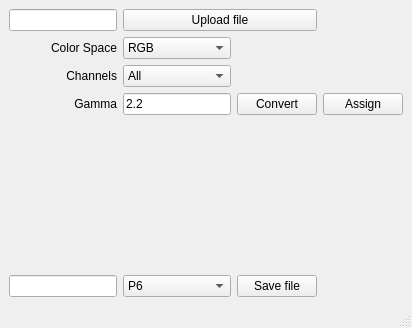
Before: the Qt Designer form src/presentation/imageeditor.ui in Viktor6374/cg23-19-2, drawn with Qt 5.
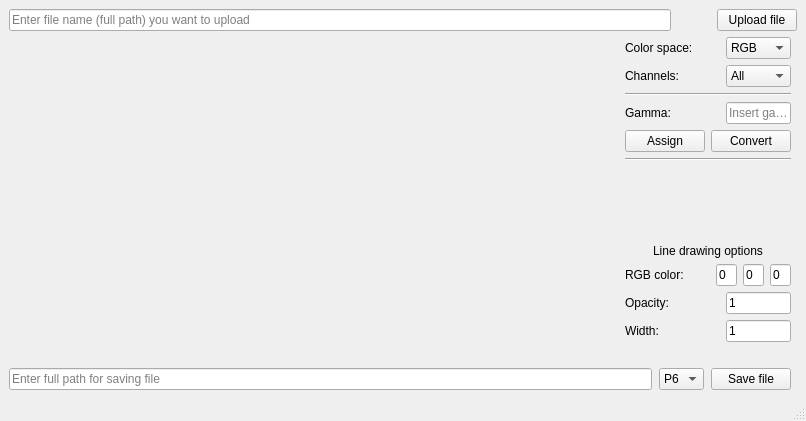
After: the same form once the commit is applied.

Diff of the .ui file:
```diff
--- a/src/presentation/imageeditor.ui
+++ b/src/presentation/imageeditor.ui
@@ -6,8 +6,8 @@
    <rect>
     <x>0</x>
     <y>0</y>
-    <width>412</width>
-    <height>328</height>
+    <width>806</width>
+    <height>421</height>
    </rect>
   </property>
   <property name="minimumSize">
@@ -21,163 +21,504 @@
   </property>
   <widget class="QWidget" name="centralwidget">
    <layout class="QGridLayout" name="gridLayout">
-    <item row="7" column="0">
-     <widget class="QLabel" name="label_pic">
-      <property name="text">
-       <string/>
-      </property>
-      <property name="alignment">
-       <set>Qt::AlignLeading|Qt::AlignLeft|Qt::AlignTop</set>
-      </property>
-     </widget>
-    </item>
-    <item row="5" column="1">
-     <widget class="QComboBox" name="comboBox_3">
-      <item>
-       <property name="text">
-        <string>All</string>
-       </property>
-      </item>
-      <item>
-       <property name="text">
-        <string>First</string>
-       </property>
-      </item>
-      <item>
-       <property name="text">
-        <string>Second</string>
-       </property>
-      </item>
-      <item>
-       <property name="text">
-        <string>Third</string>
-       </property>
-      </item>
-     </widget>
-    </item>
-    <item row="3" column="0">
-     <widget class="QLineEdit" name="lineEdit"/>
-    </item>
-    <item row="11" column="0">
-     <widget class="QLineEdit" name="lineEdit_2"/>
-    </item>
-    <item row="3" column="1" colspan="2">
-     <widget class="QPushButton" name="pushButton">
-      <property name="text">
-       <string>Upload file</string>
-      </property>
-     </widget>
-    </item>
-    <item row="6" column="1">
-     <widget class="QLineEdit" name="lineEdit_gamma">
-      <property name="text">
-       <string>2.2</string>
-      </property>
-     </widget>
-    </item>
-    <item row="6" column="2">
-     <widget class="QPushButton" name="pushButton_convert_gamma">
-      <property name="text">
-       <string>Convert</string>
-      </property>
-     </widget>
-    </item>
-    <item row="11" column="1">
-     <widget class="QComboBox" name="comboBox">
-      <item>
-       <property name="text">
-        <string>P6</string>
-       </property>
-      </item>
-      <item>
-       <property name="text">
-        <string>P5</string>
-       </property>
-      </item>
-     </widget>
-    </item>
-    <item row="4" column="1">
-     <widget class="QComboBox" name="comboBox_2">
-      <item>
-       <property name="text">
-        <string>RGB</string>
-       </property>
-      </item>
-      <item>
-       <property name="text">
-        <string>HSL</string>
-       </property>
-      </item>
-      <item>
-       <property name="text">
-        <string>HSV</string>
-       </property>
-      </item>
-      <item>
-       <property name="text">
-        <string>YCbCr.601</string>
-       </property>
-      </item>
-      <item>
-       <property name="text">
-        <string>YCbCr.709</string>
-       </property>
-      </item>
-      <item>
-       <property name="text">
-        <string>YCoCg</string>
-       </property>
-      </item>
-      <item>
-       <property name="text">
-        <string>CMY</string>
-       </property>
-      </item>
-     </widget>
-    </item>
     <item row="4" column="0">
-     <widget class="QLabel" name="label">
-      <property name="text">
-       <string>Color Space</string>
-      </property>
-      <property name="alignment">
-       <set>Qt::AlignRight|Qt::AlignTrailing|Qt::AlignVCenter</set>
-      </property>
-     </widget>
+     <layout class="QHBoxLayout" name="horizontalLayout_7">
+      <item>
+       <widget class="QLabel" name="label_pic">
+        <property name="sizePolicy">
+         <sizepolicy hsizetype="Expanding" vsizetype="Expanding">
+          <horstretch>0</horstretch>
+          <verstretch>0</verstretch>
+         </sizepolicy>
+        </property>
+        <property name="text">
+         <string/>
+        </property>
+        <property name="alignment">
+         <set>Qt::AlignLeading|Qt::AlignLeft|Qt::AlignTop</set>
+        </property>
+       </widget>
+      </item>
+      <item>
+       <layout class="QVBoxLayout" name="verticalLayout">
+        <property name="sizeConstraint">
+         <enum>QLayout::SetMinimumSize</enum>
+        </property>
+        <property name="bottomMargin">
+         <number>20</number>
+        </property>
+        <item>
+         <layout class="QHBoxLayout" name="horizontalLayout">
+          <property name="sizeConstraint">
+           <enum>QLayout::SetMinimumSize</enum>
+          </property>
+          <item>
+           <widget class="QLabel" name="label">
+            <property name="sizePolicy">
+             <sizepolicy hsizetype="Minimum" vsizetype="Fixed">
+              <horstretch>0</horstretch>
+              <verstretch>0</verstretch>
+             </sizepolicy>
+            </property>
+            <property name="text">
+             <string>Color space:</string>
+            </property>
+            <property name="alignment">
+             <set>Qt::AlignLeading|Qt::AlignLeft|Qt::AlignVCenter</set>
+            </property>
+           </widget>
+          </item>
+          <item>
+           <widget class="QComboBox" name="comboBox_2">
+            <property name="sizePolicy">
+             <sizepolicy hsizetype="Fixed" vsizetype="Fixed">
+              <horstretch>0</horstretch>
+              <verstretch>0</verstretch>
+             </sizepolicy>
+            </property>
+            <property name="maximumSize">
+             <size>
+              <width>65</width>
+              <height>16777215</height>
+             </size>
+            </property>
+            <item>
+             <property name="text">
+              <string>RGB</string>
+             </property>
+            </item>
+            <item>
+             <property name="text">
+              <string>HSL</string>
+             </property>
+            </item>
+            <item>
+             <property name="text">
+              <string>HSV</string>
+             </property>
+            </item>
+            <item>
+             <property name="text">
+              <string>YCbCr.601</string>
+             </property>
+            </item>
+            <item>
+             <property name="text">
+              <string>YCbCr.709</string>
+             </property>
+            </item>
+            <item>
+             <property name="text">
+              <string>YCoCg</string>
+             </property>
+            </item>
+            <item>
+             <property name="text">
+              <string>CMY</string>
+             </property>
+            </item>
+           </widget>
+          </item>
+         </layout>
+        </item>
+        <item>
+         <layout class="QHBoxLayout" name="horizontalLayout_2">
+          <property name="sizeConstraint">
+           <enum>QLayout::SetMinimumSize</enum>
+          </property>
+          <item>
+           <widget class="QLabel" name="label_2">
+            <property name="sizePolicy">
+             <sizepolicy hsizetype="Preferred" vsizetype="Fixed">
+              <horstretch>0</horstretch>
+              <verstretch>0</verstretch>
+             </sizepolicy>
+            </property>
+            <property name="text">
+             <string>Channels:</string>
+            </property>
+            <property name="alignment">
+             <set>Qt::AlignLeading|Qt::AlignLeft|Qt::AlignVCenter</set>
+            </property>
+           </widget>
+          </item>
+          <item>
+           <widget class="QComboBox" name="comboBox_3">
+            <property name="sizePolicy">
+             <sizepolicy hsizetype="Fixed" vsizetype="Fixed">
+              <horstretch>0</horstretch>
+              <verstretch>0</verstretch>
+             </sizepolicy>
+            </property>
+            <property name="maximumSize">
+             <size>
+              <width>65</width>
+              <height>16777215</height>
+             </size>
+            </property>
+            <item>
+             <property name="text">
+              <string>All</string>
+             </property>
+            </item>
+            <item>
+             <property name="text">
+              <string>First</string>
+             </property>
+            </item>
+            <item>
+             <property name="text">
+              <string>Second</string>
+             </property>
+            </item>
+            <item>
+             <property name="text">
+              <string>Third</string>
+             </property>
+            </item>
+           </widget>
+          </item>
+         </layout>
+        </item>
+        <item>
+         <layout class="QVBoxLayout" name="verticalLayout_2">
+          <property name="sizeConstraint">
+           <enum>QLayout::SetMinimumSize</enum>
+          </property>
+          <property name="bottomMargin">
+           <number>0</number>
+          </property>
+          <item>
+           <widget class="Line" name="line_2">
+            <property name="orientation">
+             <enum>Qt::Horizontal</enum>
+            </property>
+           </widget>
+          </item>
+          <item>
+           <layout class="QHBoxLayout" name="horizontalLayout_4">
+            <property name="sizeConstraint">
+             <enum>QLayout::SetMinimumSize</enum>
+            </property>
+            <item>
+             <widget class="QLabel" name="label_3">
+              <property name="sizePolicy">
+               <sizepolicy hsizetype="Preferred" vsizetype="Fixed">
+                <horstretch>0</horstretch>
+                <verstretch>0</verstretch>
+               </sizepolicy>
+              </property>
+              <property name="text">
+               <string>Gamma:</string>
+              </property>
+              <property name="alignment">
+               <set>Qt::AlignLeading|Qt::AlignLeft|Qt::AlignVCenter</set>
+              </property>
+             </widget>
+            </item>
+            <item>
+             <widget class="QLineEdit" name="lineEdit_gamma">
+              <property name="sizePolicy">
+               <sizepolicy hsizetype="Fixed" vsizetype="Fixed">
+                <horstretch>0</horstretch>
+                <verstretch>0</verstretch>
+               </sizepolicy>
+              </property>
+              <property name="maximumSize">
+               <size>
+                <width>65</width>
+                <height>16777215</height>
+               </size>
+              </property>
+              <property name="text">
+               <string/>
+              </property>
+              <property name="placeholderText">
+               <string>Insert gamma</string>
+              </property>
+             </widget>
+            </item>
+           </layout>
+          </item>
+          <item>
+           <layout class="QHBoxLayout" name="horizontalLayout_6">
+            <property name="sizeConstraint">
+             <enum>QLayout::SetMinimumSize</enum>
+            </property>
+            <item>
+             <widget class="QPushButton" name="pushButton_assign_gamma">
+              <property name="sizePolicy">
+               <sizepolicy hsizetype="Fixed" vsizetype="Fixed">
+                <horstretch>0</horstretch>
+                <verstretch>0</verstretch>
+               </sizepolicy>
+              </property>
+              <property name="text">
+               <string>Assign</string>
+              </property>
+             </widget>
+            </item>
+            <item>
+             <widget class="QPushButton" name="pushButton_convert_gamma">
+              <property name="sizePolicy">
+               <sizepolicy hsizetype="Fixed" vsizetype="Fixed">
+                <horstretch>0</horstretch>
+                <verstretch>0</verstretch>
+               </sizepolicy>
+              </property>
+              <property name="text">
+               <string>Convert</string>
+              </property>
+             </widget>
+            </item>
+           </layout>
+          </item>
+         </layout>
+        </item>
+        <item>
+         <widget class="Line" name="line">
+          <property name="orientation">
+           <enum>Qt::Horizontal</enum>
+          </property>
+         </widget>
+        </item>
+        <item>
+         <widget class="QLabel" name="label_7">
+          <property name="text">
+           <string>Line drawing options</string>
+          </property>
+          <property name="alignment">
+           <set>Qt::AlignBottom|Qt::AlignHCenter</set>
+          </property>
+         </widget>
+        </item>
+        <item>
+         <layout class="QHBoxLayout" name="horizontalLayout_9">
+          <property name="topMargin">
+           <number>0</number>
+          </property>
+          <item>
+           <widget class="QLabel" name="label_4">
+            <property name="text">
+             <string>RGB color:</string>
+            </property>
+           </widget>
+          </item>
+          <item>
+           <widget class="QLineEdit" name="lineEdit_7">
+            <property name="sizePolicy">
+             <sizepolicy hsizetype="Ignored" vsizetype="Fixed">
+              <horstretch>0</horstretch>
+              <verstretch>0</verstretch>
+             </sizepolicy>
+            </property>
+            <property name="maximumSize">
+             <size>
+              <width>21</width>
+              <height>16777215</height>
+             </size>
+            </property>
+            <property name="text">
+             <string>0</string>
+            </property>
+           </widget>
+          </item>
+          <item>
+           <widget class="QLineEdit" name="lineEdit_6">
+            <property name="sizePolicy">
+             <sizepolicy hsizetype="Fixed" vsizetype="Fixed">
+              <horstretch>0</horstretch>
+              <verstretch>0</verstretch>
+             </sizepolicy>
+            </property>
+            <property name="maximumSize">
+             <size>
+              <width>21</width>
+              <height>16777215</height>
+             </size>
+            </property>
+            <property name="text">
+             <string>0</string>
+            </property>
+           </widget>
+          </item>
+          <item>
+           <widget class="QLineEdit" name="lineEdit_3">
+            <property name="sizePolicy">
+             <sizepolicy hsizetype="Fixed" vsizetype="Fixed">
+              <horstretch>0</horstretch>
+              <verstretch>0</verstretch>
+             </sizepolicy>
+            </property>
+            <property name="maximumSize">
+             <size>
+              <width>21</width>
+              <height>16777215</height>
+             </size>
+            </property>
+            <property name="text">
+             <string>0</string>
+            </property>
+           </widget>
+          </item>
+         </layout>
+        </item>
+        <item>
+         <layout class="QHBoxLayout" name="horizontalLayout_10">
+          <property name="topMargin">
+           <number>0</number>
+          </property>
+          <item>
+           <widget class="QLabel" name="label_5">
+            <property name="text">
+             <string>Opacity:</string>
+            </property>
+           </widget>
+          </item>
+          <item>
+           <widget class="QLineEdit" name="lineEdit_4">
+            <property name="sizePolicy">
+             <sizepolicy hsizetype="Fixed" vsizetype="Fixed">
+              <horstretch>0</horstretch>
+              <verstretch>0</verstretch>
+             </sizepolicy>
+            </property>
+            <property name="maximumSize">
+             <size>
+              <width>65</width>
+              <height>16777215</height>
+             </size>
+            </property>
+            <property name="text">
+             <string>1</string>
+            </property>
+           </widget>
+          </item>
+         </layout>
+        </item>
+        <item>
+         <layout class="QHBoxLayout" name="horizontalLayout_11">
+          <property name="topMargin">
+           <number>0</number>
+          </property>
+          <item>
+           <widget class="QLabel" name="label_6">
+            <property name="text">
+             <string>Width:</string>
+            </property>
+           </widget>
+          </item>
+          <item>
+           <widget class="QLineEdit" name="lineEdit_5">
+            <property name="sizePolicy">
+             <sizepolicy hsizetype="Fixed" vsizetype="Fixed">
+              <horstretch>0</horstretch>
+              <verstretch>0</verstretch>
+             </sizepolicy>
+            </property>
+            <property name="maximumSize">
+             <size>
+              <width>65</width>
+              <height>16777215</height>
+             </size>
+            </property>
+            <property name="text">
+             <string>1</string>
+            </property>
+           </widget>
+          </item>
+         </layout>
+        </item>
+       </layout>
+      </item>
+     </layout>
     </item>
-    <item row="11" column="2">
-     <widget class="QPushButton" name="pushButton_2">
-      <property name="text">
-       <string>Save file</string>
-      </property>
-     </widget>
+    <item row="3" column="0" colspan="2">
+     <layout class="QHBoxLayout" name="horizontalLayout_3">
+      <item>
+       <widget class="QLineEdit" name="lineEdit">
+        <property name="placeholderText">
+         <string>Enter file name (full path) you want to upload</string>
+        </property>
+       </widget>
+      </item>
+      <item>
+       <spacer name="horizontalSpacer_4">
+        <property name="orientation">
+         <enum>Qt::Horizontal</enum>
+        </property>
+        <property name="sizeType">
+         <enum>QSizePolicy::Minimum</enum>
+        </property>
+        <property name="sizeHint" stdset="0">
+         <size>
+          <width>40</width>
+          <height>20</height>
+         </size>
+        </property>
+       </spacer>
+      </item>
+      <item>
+       <widget class="QPushButton" name="pushButton">
+        <property name="sizePolicy">
+         <sizepolicy hsizetype="Fixed" vsizetype="Fixed">
+          <horstretch>0</horstretch>
+          <verstretch>0</verstretch>
+         </sizepolicy>
+        </property>
+        <property name="text">
+         <string>Upload file</string>
+        </property>
+       </widget>
+      </item>
+     </layout>
     </item>
-    <item row="5" column="0">
-     <widget class="QLabel" name="label_2">
-      <property name="text">
-       <string>Channels</string>
+    <item row="17" column="0">
+     <layout class="QHBoxLayout" name="horizontalLayout_5">
+      <property name="spacing">
+       <number>7</number>
       </property>
-      <property name="alignment">
-       <set>Qt::AlignRight|Qt::AlignTrailing|Qt::AlignVCenter</set>
-      </property>
-     </widget>
-    </item>
-    <item row="6" column="3">
-     <widget class="QPushButton" name="pushButton_assign_gamma">
-      <property name="text">
-       <string>Assign</string>
-      </property>
-     </widget>
-    </item>
-    <item row="6" column="0">
-     <widget class="QLabel" name="label_3">
-      <property name="text">
-       <string>Gamma</string>
-      </property>
-      <property name="alignment">
-       <set>Qt::AlignRight|Qt::AlignTrailing|Qt::AlignVCenter</set>
-      </property>
-     </widget>
+      <item>
+       <widget class="QLineEdit" name="lineEdit_2">
+        <property name="placeholderText">
+         <string>Enter full path for saving file</string>
+        </property>
+       </widget>
+      </item>
+      <item>
+       <widget class="QComboBox" name="comboBox">
+        <property name="sizePolicy">
+         <sizepolicy hsizetype="Fixed" vsizetype="Fixed">
+          <horstretch>0</horstretch>
+          <verstretch>0</verstretch>
+         </sizepolicy>
+        </property>
+        <item>
+         <property name="text">
+          <string>P6</string>
+         </property>
+        </item>
+        <item>
+         <property name="text">
+          <string>P5</string>
+         </property>
+        </item>
+       </widget>
+      </item>
+      <item>
+       <widget class="QPushButton" name="pushButton_2">
+        <property name="sizePolicy">
+         <sizepolicy hsizetype="Fixed" vsizetype="Fixed">
+          <horstretch>0</horstretch>
+          <verstretch>0</verstretch>
+         </sizepolicy>
+        </property>
+        <property name="text">
+         <string>Save file</string>
+        </property>
+       </widget>
+      </item>
+     </layout>
     </item>
    </layout>
   </widget>
```
Left out of the diff: 2 changed lines with no effect on the pictures.
